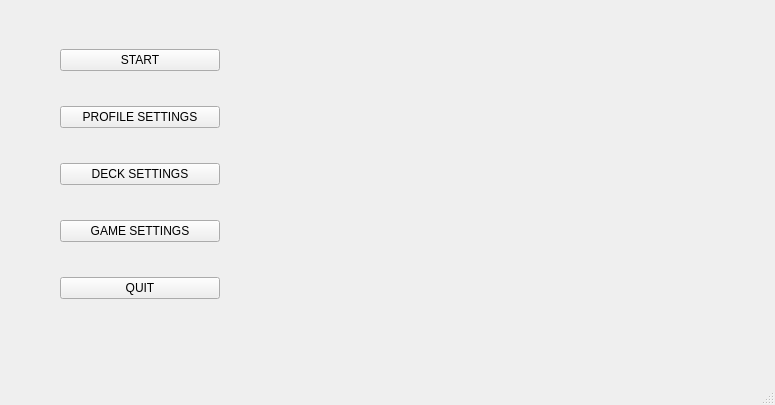
Qt form Yugioh/sources/mainmenu.ui (crknuchu/yugioh-clone) before a commit.
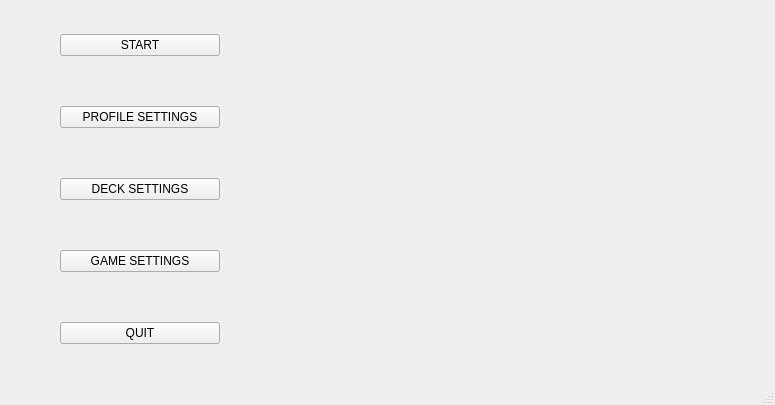
The same form after that commit.

What changed in the file:
```diff
--- a/Yugioh/sources/mainmenu.ui
+++ b/Yugioh/sources/mainmenu.ui
@@ -24,12 +24,15 @@
     <property name="geometry">
      <rect>
       <x>60</x>
-      <y>20</y>
+      <y>-10</y>
       <width>160</width>
-      <height>311</height>
+      <height>401</height>
      </rect>
     </property>
-    <layout class="QVBoxLayout" name="verticalLayout">
+    <layout class="QVBoxLayout" name="verticalLayout" stretch="3,1,1,1,1">
+     <property name="leftMargin">
+      <number>0</number>
+     </property>
      <item>
       <widget class="QPushButton" name="pushButton">
        <property name="styleSheet">
```
Left out of the diff: 3 changed lines with no effect on the pictures.
